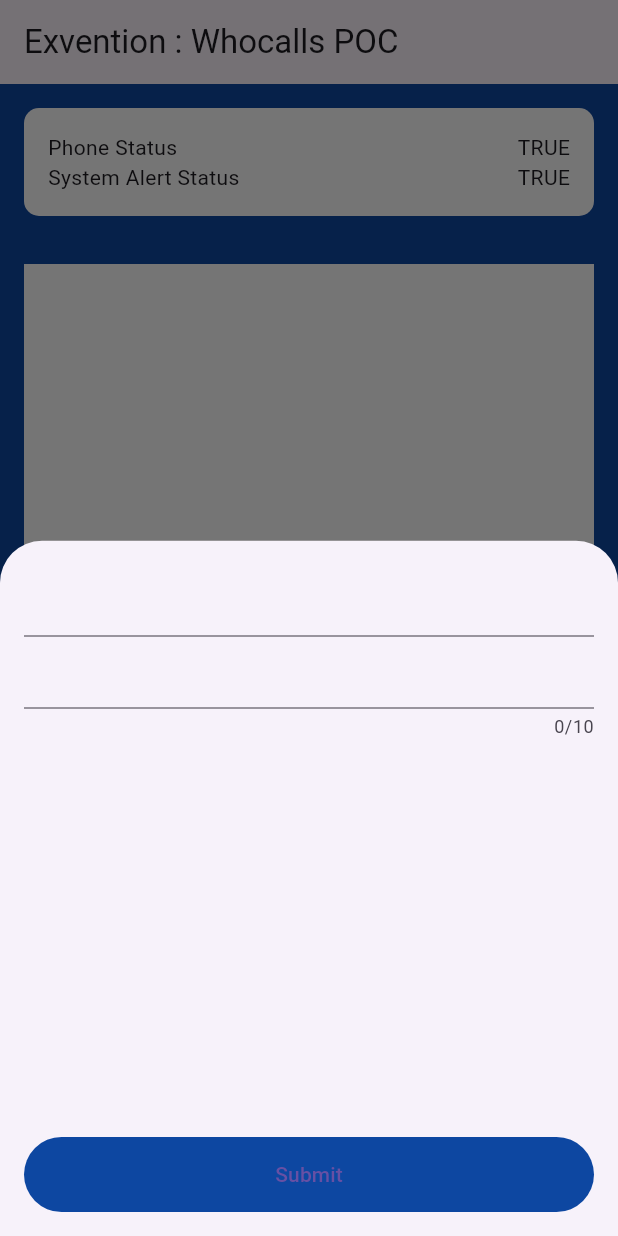
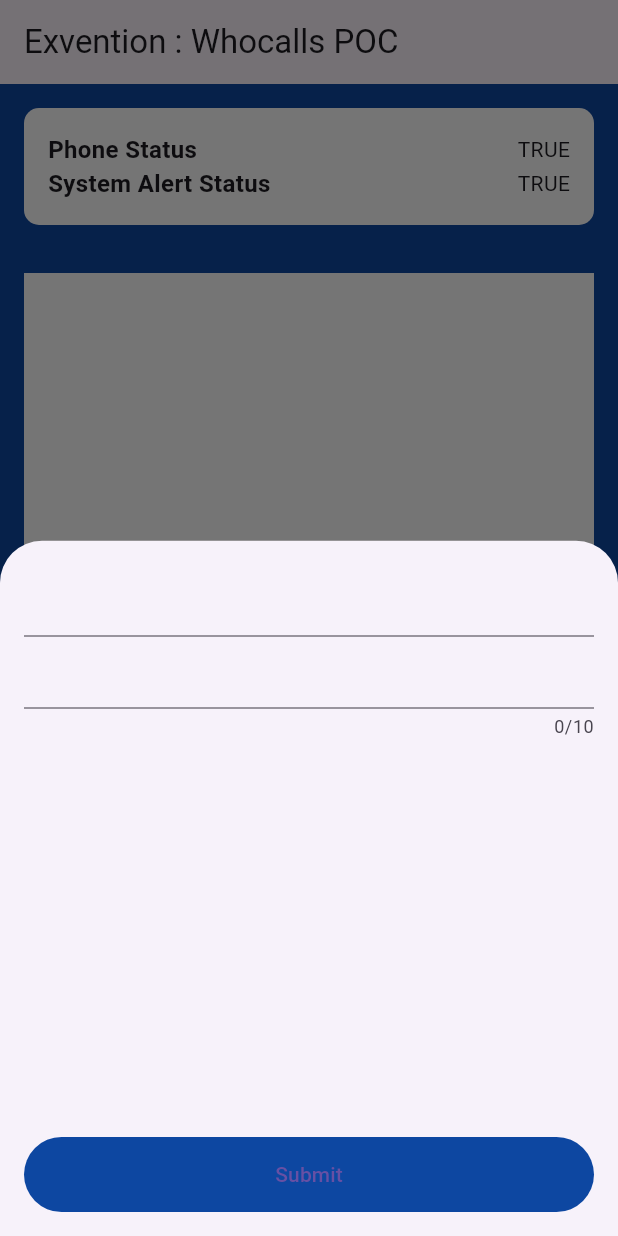
Before and after one commit to xSengPed/platform_integration_experimental, a Flutter app: the screen it shows after launch, after a tap on "Create New Number", on a phone screen of 412 x 824 dp. Run offline on Flutter 3.47's test engine with Material 3 defaults, Android fonts, the phone set to English and light mode, and no system bars; our stand-ins replace dio, isar, permission_handler; missing offline and left inert: flutter_background_service, phone_state, system_alert_window; accounts and stored records are empty; generated files the repository leaves out were written again.

Commit message:
set up isar

```diff
--- a/lib/main.dart
+++ b/lib/main.dart
@@ -3,6 +3,7 @@
 import 'package:callkit_experimental/services/api_services.dart';
 import 'package:callkit_experimental/services/background_task.dart';
 import 'package:callkit_experimental/services/database_service.dart';
+
 import 'package:callkit_experimental/services/system_alert.dart';
 import 'package:flutter/material.dart';
 import 'package:system_alert_window/system_alert_window.dart';
@@ -11,9 +12,10 @@
 
 Future<void> main() async {
   WidgetsFlutterBinding.ensureInitialized();
-  SystemAlertWindow.registerOnClickListener(SystemAlert.callBackFunction);
-  ApiServices.init();
-  DatabaseService.init();
+  // await DatabaseService.init();
+
+  await SystemAlertWindow.registerOnClickListener(SystemAlert.callBackFunction);
+
   await initializeService();
   runApp(AppMain());
 }
--- a/lib/screens/home/home.dart
+++ b/lib/screens/home/home.dart
@@ -49,7 +49,12 @@
                             children: [
                               Row(
                                 children: [
-                                  Text("Phone Status"),
+                                  Text(
+                                    "Phone Status",
+                                    style: TextStyle(
+                                        fontSize: 16,
+                                        fontWeight: FontWeight.w600),
+                                  ),
                                   Spacer(),
                                   Text(
                                       "${vm.isPhonePermGranted.toString().toUpperCase()}"),
@@ -57,7 +62,12 @@
                               ),
                               Row(
                                 children: [
-                                  Text("System Alert Status"),
+                                  Text(
+                                    "System Alert Status",
+                                    style: TextStyle(
+                                        fontSize: 16,
+                                        fontWeight: FontWeight.w600),
+                                  ),
                                   Spacer(),
                                   Text(
                                       "${vm.isSystemAlertGranted.toString().toUpperCase()}")
--- a/lib/services/database_service.dart
+++ b/lib/services/database_service.dart
@@ -20,17 +20,16 @@
       final Directory directory = await getApplicationDocumentsDirectory();
       _db =
           await Isar.open([SuspeciousNumberSchema], directory: directory.path);
-      // createSampleData();
     } catch (err) {
       log(err.toString());
       throw Exception("Exception : Failed to connect with service");
     }
   }
 
-  DatabaseService.init() {
-    serviceLog("$_serviceName", "Setting Up");
-    setUp();
-  }
+  // DatabaseService.init() {
+  //   serviceLog("$_serviceName", "Setting Up");
+  //   setUp();
+  // }
 
   static Future<void> createSampleData() async {
     try {
```
Also changed, not shown: lib/services/background_task.dart (+20 -12 lines).
